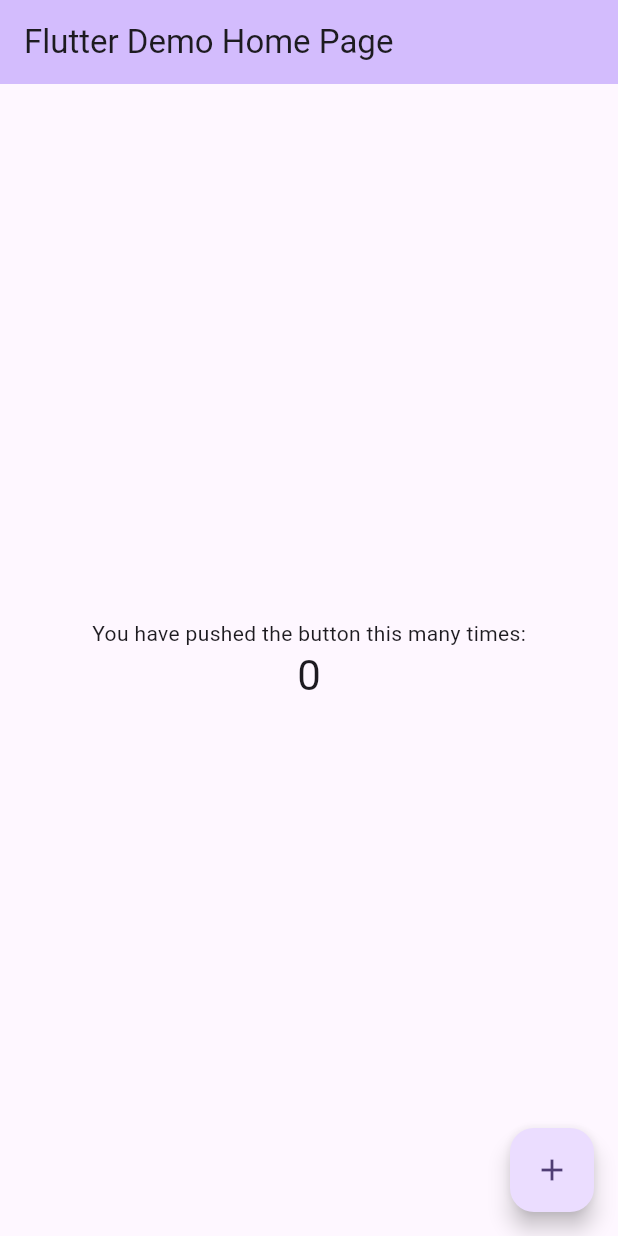
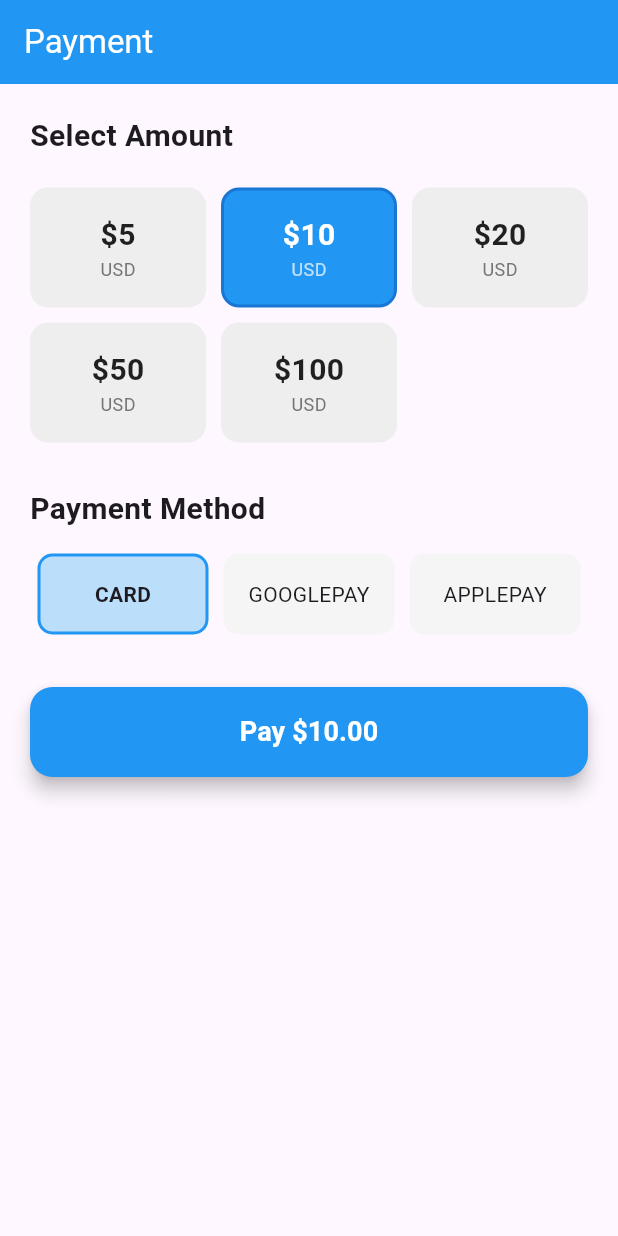
Before and after one commit to mdharis090/stripe_account_payment, a Flutter app: the screen it shows after launch, on a phone screen of 412 x 824 dp. Run offline on Flutter 3.47's test engine with Material 3 defaults, Android fonts, the phone set to English and light mode, and no system bars; our stand-ins replace loading_animation_widget; missing offline and left inert: flutter_stripe.

Commit message:
ui implment

```diff
--- /dev/null
+++ b/lib/core/Widgets/amount_selector.dart
@@ -0,0 +1,64 @@
+import 'package:flutter/material.dart';
+
+class AmountSelector extends StatelessWidget {
+  final int selectedAmount;
+  final List<int> presetAmounts;
+  final Function(int) onAmountSelected;
+
+  const AmountSelector({
+    super.key,
+    required this.selectedAmount,
+    required this.presetAmounts,
+    required this.onAmountSelected,
+  });
+
+  @override
+  Widget build(BuildContext context) {
+    return Wrap(
+      spacing: 10,
+      runSpacing: 10,
+      children: presetAmounts.map((amount) {
+        final isSelected = amount == selectedAmount;
+        final amountInDollars = amount / 100;
+
+        return GestureDetector(
+          onTap: () => onAmountSelected(amount),
+          child: Container(
+            width: (MediaQuery.of(context).size.width - 60) / 3,
+            padding: EdgeInsets.symmetric(vertical: 15),
+            decoration: BoxDecoration(
+              color: isSelected ? Colors.blue : Colors.grey.shade200,
+              borderRadius: BorderRadius.circular(12),
+              border: Border.all(
+                color: isSelected ? Colors.blue.shade700 : Colors.transparent,
+                width: 2,
+              ),
+            ),
+            child: Center(
+              child: Column(
+                mainAxisSize: MainAxisSize.min,
+                children: [
+                  Text(
+                    '\$${amountInDollars.toStringAsFixed(0)}',
+                    style: TextStyle(
+                      fontSize: 20,
+                      fontWeight: FontWeight.bold,
+                      color: isSelected ? Colors.white : Colors.black87,
+                    ),
+                  ),
+                  Text(
+                    'USD',
+                    style: TextStyle(
+                      fontSize: 12,
+                      color: isSelected ? Colors.white70 : Colors.grey.shade600,
+                    ),
+                  ),
+                ],
+              ),
+            ),
+          ),
+        );
+      }).toList(),
+    );
+  }
+}
--- /dev/null
+++ b/lib/core/Widgets/payment_button.dart
@@ -0,0 +1,48 @@
+import 'package:flutter/material.dart';
+import 'package:loading_animation_widget/loading_animation_widget.dart';
+
+class PaymentButton extends StatelessWidget {
+  final bool isLoading;
+  final int amount;
+  final VoidCallback onPressed;
+
+  const PaymentButton({
+    super.key,
+    required this.isLoading,
+    required this.amount,
+    required this.onPressed,
+  });
+
+  @override
+  Widget build(BuildContext context) {
+    final amountInDollars = amount / 100;
+
+    return SizedBox(
+      width: double.infinity,
+      height: 60,
+      child: ElevatedButton(
+        onPressed: isLoading ? null : onPressed,
+        style: ElevatedButton.styleFrom(
+          backgroundColor: Colors.blue,
+          foregroundColor: Colors.white,
+          shape: RoundedRectangleBorder(
+            borderRadius: BorderRadius.circular(15),
+          ),
+          elevation: 5,
+        ),
+        child: isLoading
+            ? LoadingAnimationWidget.threeArchedCircle(
+                color: Colors.white,
+                size: 30,
+              )
+            : Text(
+                'Pay \$${amountInDollars.toStringAsFixed(2)}',
+                style: TextStyle(
+                  fontSize: 18,
+                  fontWeight: FontWeight.bold,
+                ),
+              ),
+      ),
+    );
+  }
+}
--- a/lib/core/service/stripe_service.dart
+++ b/lib/core/service/stripe_service.dart
@@ -14,7 +14,7 @@ class StripeService {
         paymentIntentClientSecret: clientSecret,
         merchantDisplayName: 'Your Store Name',
         style: ThemeMode.light,
-        primaryButtonColor: Colors.blue,
+       // primaryButtonColor: Colors.blue,
       ),
     );
   }
--- /dev/null
+++ b/lib/core/views/payment_screen.dart
@@ -0,0 +1,183 @@
+import 'package:flutter/material.dart';
+import 'package:payment_method_stripe/core/widgets/amount_selector.dart';
+import 'package:payment_method_stripe/core/widgets/payment_button.dart';
+import 'package:provider/provider.dart';
+import '../view_models/payment_view_model.dart';
+
+class PaymentScreen extends StatelessWidget {
+  final int userId;
+
+  const PaymentScreen({super.key, required this.userId});
+
+  @override
+  Widget build(BuildContext context) {
+    return ChangeNotifierProvider(
+      create: (_) => PaymentViewModel(),
+      child: Scaffold(
+        appBar: AppBar(
+          title: Text('Payment'),
+          backgroundColor: Colors.blue,
+          foregroundColor: Colors.white,
+        ),
+        body: Consumer<PaymentViewModel>(
+          builder: (context, viewModel, child) {
+            return Padding(
+              padding: EdgeInsets.all(20),
+              child: Column(
+                crossAxisAlignment: CrossAxisAlignment.start,
+                children: [
+                  // Amount Section
+                  Text(
+                    'Select Amount',
+                    style: TextStyle(
+                      fontSize: 20,
+                      fontWeight: FontWeight.bold,
+                    ),
+                  ),
+                  SizedBox(height: 20),
+
+                  // Amount Selector Widget
+                  AmountSelector(
+                    selectedAmount: viewModel.selectedAmount,
+                    presetAmounts: viewModel.presetAmounts,
+                    onAmountSelected: viewModel.selectAmount,
+                  ),
+
+                  SizedBox(height: 30),
+
+                  // Payment Method
+                  Text(
+                    'Payment Method',
+                    style: TextStyle(
+                      fontSize: 20,
+                      fontWeight: FontWeight.bold,
+                    ),
+                  ),
+                  SizedBox(height: 10),
+
+                  Row(
+                    children: PaymentMethod.values.map((method) {
+                      return Expanded(
+                        child: PaymentMethodTile(
+                          method: method,
+                          isSelected: viewModel.selectedMethod == method,
+                          onTap: () => viewModel.selectPaymentMethod(method),
+                        ),
+                      );
+                    }).toList(),
+                  ),
+
+                  SizedBox(height: 30),
+
+                  // Payment Button
+                  PaymentButton(
+                    isLoading: viewModel.isLoading,
+                    amount: viewModel.selectedAmount,
+                    onPressed: () async {
+                      final success = await viewModel.processPayment(userId);
+
+                      if (success) {
+                        _showPaymentSuccess(context);
+                      } else {
+                        _showPaymentError(context, viewModel.errorMessage);
+                      }
+                    },
+                  ),
+
+                  SizedBox(height: 20),
+
+                  // Error Message
+                  if (viewModel.errorMessage != null)
+                    Container(
+                      padding: EdgeInsets.all(10),
+                      decoration: BoxDecoration(
+                        color: Colors.red.shade50,
+                        borderRadius: BorderRadius.circular(8),
+                        border: Border.all(color: Colors.red.shade200),
+                      ),
+                      child: Text(
+                        viewModel.errorMessage!,
+                        style: TextStyle(color: Colors.red.shade700),
+                      ),
+                    ),
+                ],
+              ),
+            );
+          },
+        ),
+      ),
+    );
+  }
+
+  void _showPaymentSuccess(BuildContext context) {
+    showDialog(
+      context: context,
+      builder: (_) => AlertDialog(
+        title: Icon(Icons.check_circle, color: Colors.green, size: 60),
+        content: Text('Payment Successful! 🎉'),
+        actions: [
+          TextButton(
+            onPressed: () => Navigator.pop(context),
+            child: Text('OK'),
+          ),
+        ],
+      ),
+    );
+  }
+
+  void _showPaymentError(BuildContext context, String? error) {
+    showDialog(
+      context: context,
+      builder: (_) => AlertDialog(
+        title: Icon(Icons.error, color: Colors.red, size: 60),
+        content: Text('Payment Failed: ${error ?? "Unknown error"}'),
+        actions: [
+          TextButton(
+            onPressed: () => Navigator.pop(context),
+            child: Text('OK'),
+          ),
+        ],
+      ),
+    );
+  }
+}
+
+class PaymentMethodTile extends StatelessWidget {
+  final PaymentMethod method;
+  final bool isSelected;
+  final VoidCallback onTap;
+
+  const PaymentMethodTile({
+    super.key,
+    required this.method,
+    required this.isSelected,
+    required this.onTap,
+  });
+
+  @override
+  Widget build(BuildContext context) {
+    return GestureDetector(
+      onTap: onTap,
+      child: Container(
+        margin: EdgeInsets.all(5),
+        padding: EdgeInsets.symmetric(vertical: 15),
+        decoration: BoxDecoration(
+          color: isSelected ? Colors.blue.shade100 : Colors.grey.shade100,
+          borderRadius: BorderRadius.circular(10),
+          border: Border.all(
+            color: isSelected ? Colors.blue : Colors.transparent,
+            width: 2,
+          ),
+        ),
+        child: Center(
+          child: Text(
+            method.toString().split('.').last.toUpperCase(),
+            style: TextStyle(
+              fontWeight: isSelected ? FontWeight.bold : FontWeight.normal,
+            ),
+          ),
+        ),
+      ),
+    );
+  }
+}
--- a/lib/main.dart
+++ b/lib/main.dart
@@ -1,121 +1,28 @@
 import 'package:flutter/material.dart';
+import 'package:payment_method_stripe/core/view_models/payment_view_model.dart';
+import 'package:payment_method_stripe/core/views/payment_screen.dart';
+import 'package:provider/provider.dart';
+
 
 void main() {
-  runApp(const MyApp());
+  runApp(MyApp());
 }
 
 class MyApp extends StatelessWidget {
-  const MyApp({super.key});
-
-  // This widget is the root of your application.
   @override
   Widget build(BuildContext context) {
-    return MaterialApp(
-      title: 'Flutter Demo',
-      theme: ThemeData(
-        // This is the theme of your application.
-        //
-        // TRY THIS: Try running your application with "flutter run". You'll see
-        // the application has a purple toolbar. Then, without quitting the app,
-        // try changing the seedColor in the colorScheme below to Colors.green
-        // and then invoke "hot reload" (save your changes or press the "hot
-        // reload" button in a Flutter-supported IDE, or press "r" if you used
-        // the command line to start the app).
-        //
-        // Notice that the counter didn't reset back to zero; the application
-        // state is not lost during the reload. To reset the state, use hot
-        // restart instead.
-        //
-        // This works for code too, not just values: Most code changes can be
-        // tested with just a hot reload.
-        colorScheme: .fromSeed(seedColor: Colors.deepPurple),
-      ),
-      home: const MyHomePage(title: 'Flutter Demo Home Page'),
-    );
-  }
-}
-
-class MyHomePage extends StatefulWidget {
-  const MyHomePage({super.key, required this.title});
-
-  // This widget is the home page of your application. It is stateful, meaning
-  // that it has a State object (defined below) that contains fields that affect
-  // how it looks.
-
-  // This class is the configuration for the state. It holds the values (in this
-  // case the title) provided by the parent (in this case the App widget) and
-  // used by the build method of the State. Fields in a Widget subclass are
-  // always marked "final".
-
-  final String title;
-
-  @override
-  State<MyHomePage> createState() => _MyHomePageState();
-}
-
-class _MyHomePageState extends State<MyHomePage> {
-  int _counter = 0;
-
-  void _incrementCounter() {
-    setState(() {
-      // This call to setState tells the Flutter framework that something has
-      // changed in this State, which causes it to rerun the build method below
-      // so that the display can reflect the updated values. If we changed
-      // _counter without calling setState(), then the build method would not be
-      // called again, and so nothing would appear to happen.
-      _counter++;
-    });
-  }
-
-  @override
-  Widget build(BuildContext context) {
-    // This method is rerun every time setState is called, for instance as done
-    // by the _incrementCounter method above.
-    //
-    // The Flutter framework has been optimized to make rerunning build methods
-    // fast, so that you can just rebuild anything that needs updating rather
-    // than having to individually change instances of widgets.
-    return Scaffold(
-      appBar: AppBar(
-        // TRY THIS: Try changing the color here to a specific color (to
-        // Colors.amber, perhaps?) and trigger a hot reload to see the AppBar
-        // change color while the other colors stay the same.
-        backgroundColor: Theme.of(context).colorScheme.inversePrimary,
-        // Here we take the value from the MyHomePage object that was created by
-        // the App.build method, and use it to set our appbar title.
-        title: Text(widget.title),
-      ),
-      body: Center(
-        // Center is a layout widget. It takes a single child and positions it
-        // in the middle of the parent.
-        child: Column(
-          // Column is also a layout widget. It takes a list of children and
-          // arranges them vertically. By default, it sizes itself to fit its
-          // children horizontally, and tries to be as tall as its parent.
-          //
-          // Column has various properties to control how it sizes itself and
-          // how it positions its children. Here we use mainAxisAlignment to
-          // center the children vertically; the main axis here is the vertical
-          // axis because Columns are vertical (the cross axis would be
-          // horizontal).
-          //
-          // TRY THIS: Invoke "debug painting" (choose the "Toggle Debug Paint"
-          // action in the IDE, or press "p" in the console), to see the
-          // wireframe for each widget.
-          mainAxisAlignment: .center,
-          children: [
-            const Text('You have pushed the button this many times:'),
-            Text(
-              '$_counter',
-              style: Theme.of(context).textTheme.headlineMedium,
-            ),
-          ],
+    return MultiProvider(
+      providers: [
+        ChangeNotifierProvider(create: (_) => PaymentViewModel()),
+      ],
+      child: MaterialApp(
+        title: 'Payment App',
+        theme: ThemeData(
+          primarySwatch: Colors.blue,
+          useMaterial3: true,
         ),
-      ),
-      floatingActionButton: FloatingActionButton(
-        onPressed: _incrementCounter,
-        tooltip: 'Increment',
-        child: const Icon(Icons.add),
+        home: PaymentScreen(userId: 1), // Pass userId
+        debugShowCheckedModeBanner: false,
       ),
     );
   }
```
